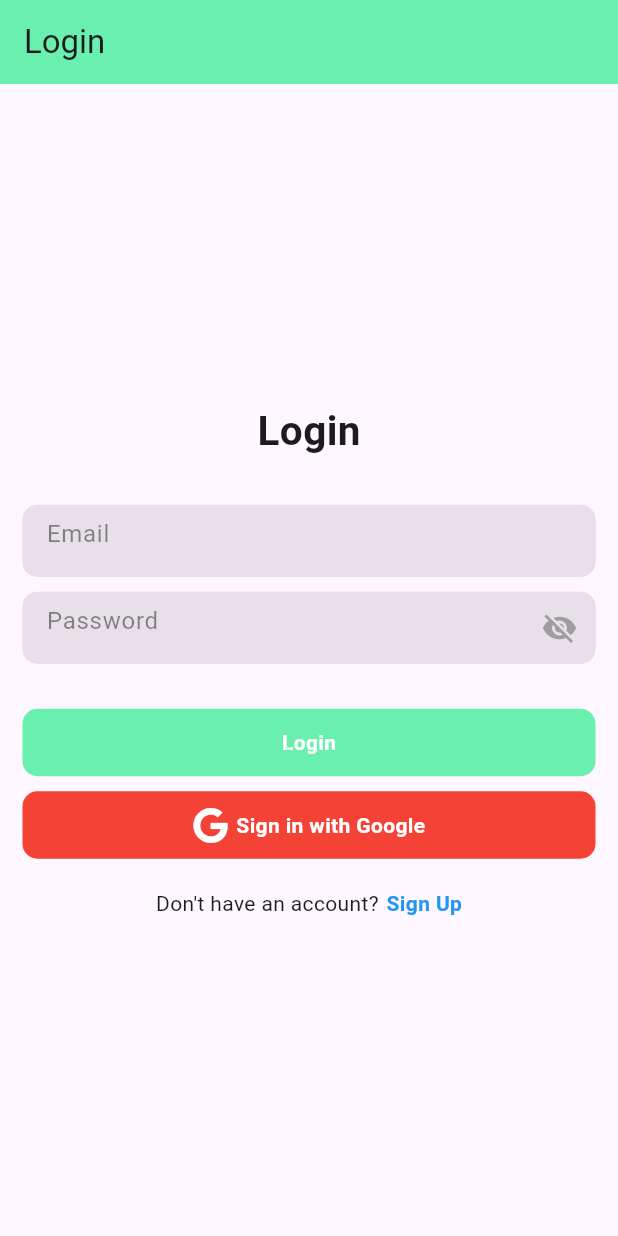
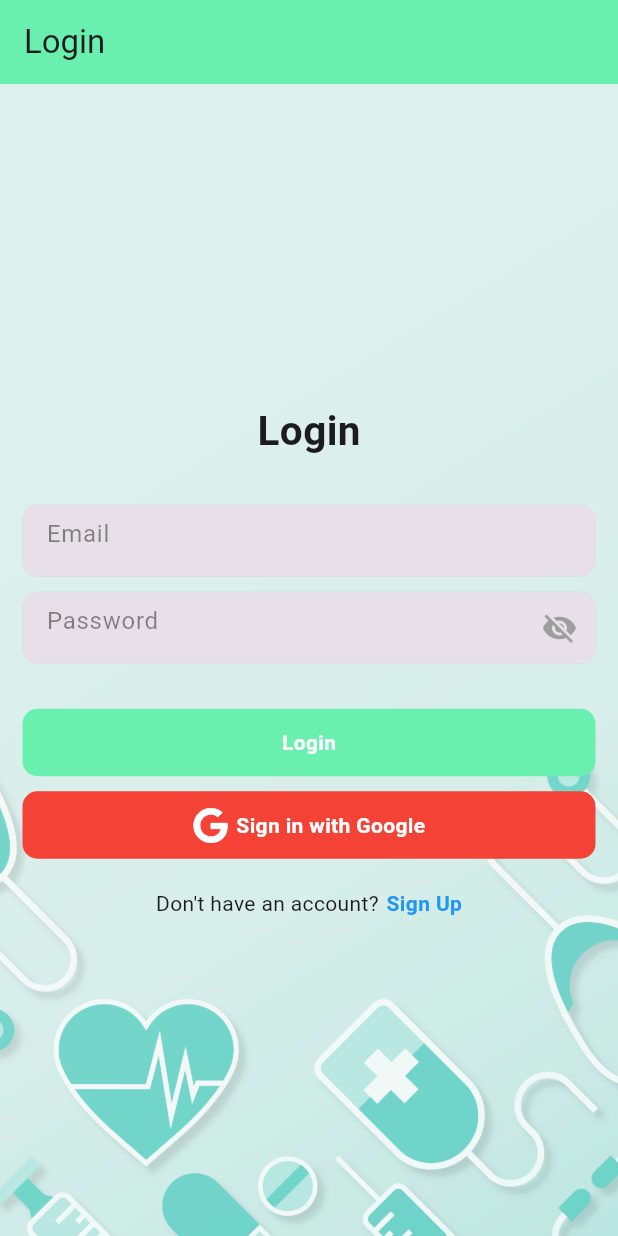
Before and after one commit to EmirZouabi/prothesi_app, a Flutter app: the screen it shows after launch, on a phone screen of 412 x 824 dp. Run offline on Flutter 3.47's test engine with Material 3 defaults, Android fonts, the phone set to English and light mode, and no system bars; our stand-ins replace firebase_auth, firebase_core, fluttertoast, font_awesome_flutter, google_sign_in; accounts and stored records are empty.

Commit message:
last of us

```diff
--- a/lib/features/user_auth/presentation/pages/login_page.dart
+++ b/lib/features/user_auth/presentation/pages/login_page.dart
@@ -31,12 +31,20 @@ class _LoginPageState extends State<LoginPage> {
 
   @override
   Widget build(BuildContext context) {
-    return Scaffold(
+    return
+    Scaffold(
       appBar: AppBar(
         title: Text("Login"),
         backgroundColor: Colors.greenAccent,
       ),
-      body: Center(
+      body: Container(
+        decoration: BoxDecoration(
+          image: DecorationImage(
+            image: AssetImage("assets/pic2.jpg"), // Replace with your image path
+            fit: BoxFit.cover,
+          ),
+        ),
+        child: Center(
           child: Padding(
             padding: const EdgeInsets.symmetric(horizontal: 15),
             child: Column(
@@ -138,6 +146,7 @@ class _LoginPageState extends State<LoginPage> {
             ),
           ),
         ),
+      ),
     );
   }
 
--- a/lib/main.dart
+++ b/lib/main.dart
@@ -4,9 +4,11 @@ import 'package:ctgb_appv1/features/user_auth/presentation/pages/login_page.dart
 import 'package:ctgb_appv1/features/user_auth/presentation/pages/sign_up_page.dart';
 import 'package:firebase_core/firebase_core.dart';
 import 'package:flutter/material.dart';
+import 'package:flutter/foundation.dart' show kIsWeb;
 
 void main() async {
   WidgetsFlutterBinding.ensureInitialized();
+  await Firebase.initializeApp();
 
   try {
     await Firebase.initializeApp(
@@ -38,33 +40,15 @@ class MyApp extends StatelessWidget {
         colorScheme: ColorScheme.fromSeed(seedColor: Colors.deepPurple),
         useMaterial3: true,
       ),
-      initialRoute: '/',
+      home: SplashScreen(
+        child: LoginPage(),
+      ),
       routes: {
-        "/": (context) => SplashScreen(
-          child: LoginPage(),
-        ),
-        "/login": (context) => LoginPage(),
+        '/login': (context) => LoginPage(),
         '/signUp': (context) => SignUpPage(),
-        "/home": (context) => HomePage(),
-      },
-      onUnknownRoute: (settings) {
-        return MaterialPageRoute(builder: (context) => UnknownPage());
+        '/home': (context) => HomePage(),
+        // ... other routes
       },
     );
   }
 }
-
-// Replace UnknownPage with an appropriate fallback widget or page.
-class UnknownPage extends StatelessWidget {
-  @override
-  Widget build(BuildContext context) {
-    return Scaffold(
-      appBar: AppBar(
-        title: Text('Unknown Page'),
-      ),
-      body: Center(
-        child: Text('Page not found!'),
-      ),
-    );
-  }
-}
--- a/pubspec.yaml
+++ b/pubspec.yaml
@@ -66,6 +66,10 @@ dev_dependencies:
 # The following section is specific to Flutter packages.
 flutter:
 
+  assets:
+    - assets/5630.jpg
+    - assets/pic2.jpg
+
   # The following line ensures that the Material Icons font is
   # included with your application, so that you can use the icons in
   # the material Icons class.
```
Also changed, not shown: assets/5630.jpg (added), assets/pic2.jpg (added), 1 other file. Lines whose indentation alone changed are shown as unchanged.
